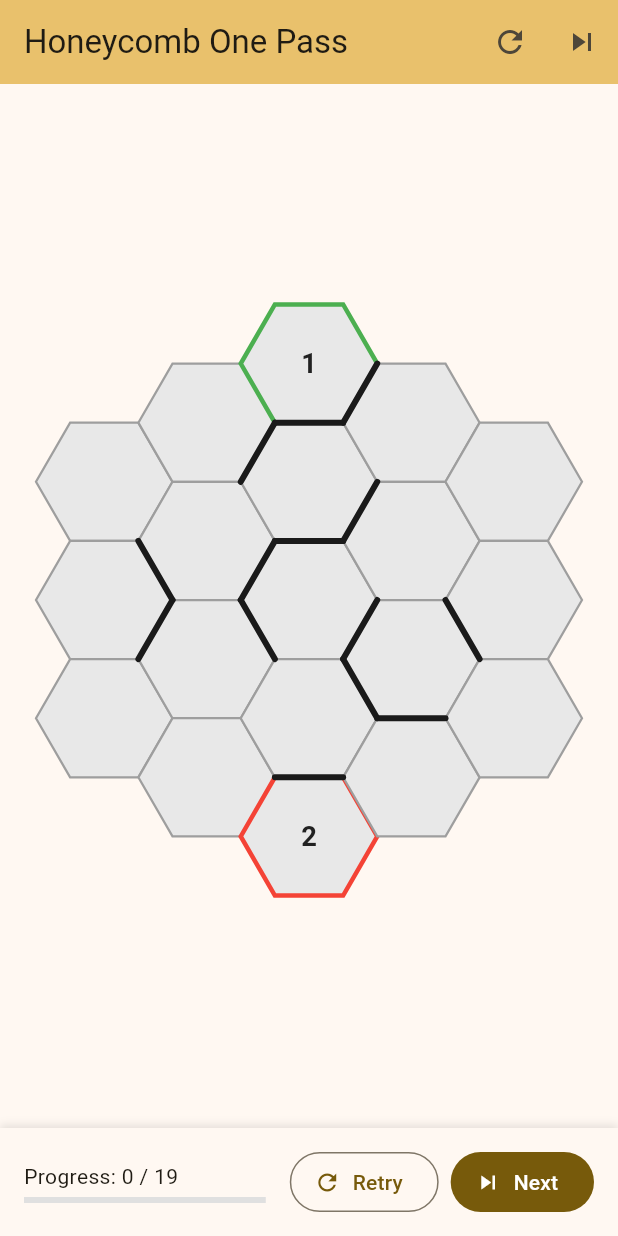
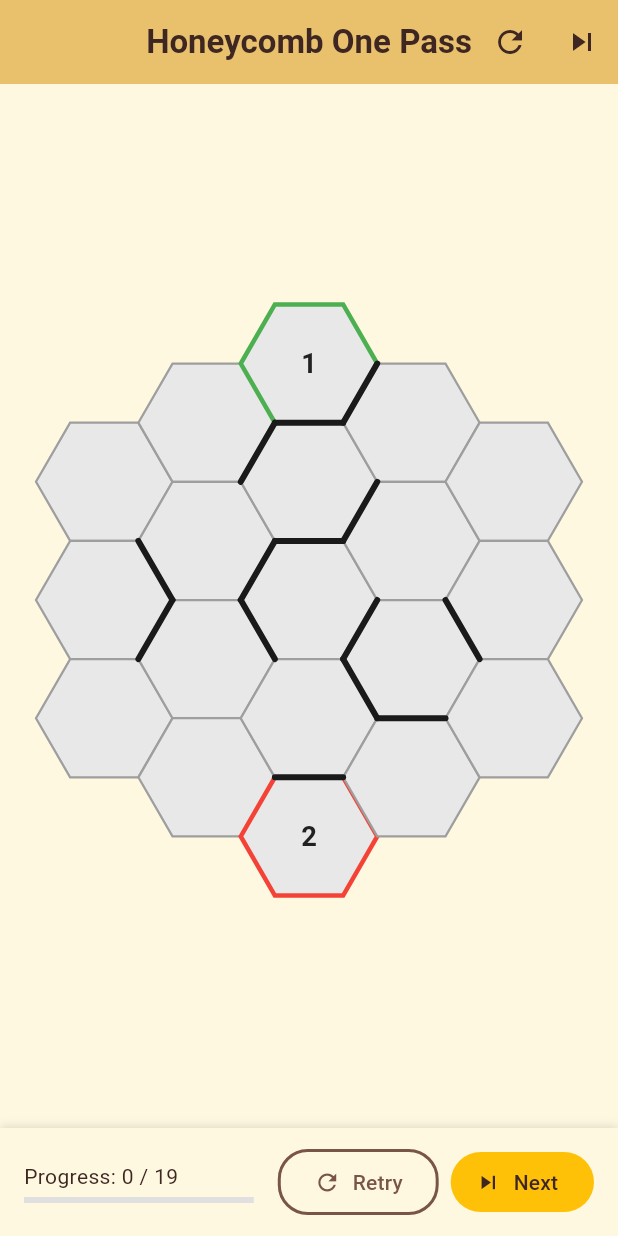
Before and after one commit to RyosukeMondo/hex_buzz, a Flutter app: the screen it shows after launch, on a phone screen of 412 x 824 dp. Run offline on Flutter 3.47's test engine with Material 3 defaults, Android fonts, the phone set to English and light mode, and no system bars; our stand-ins replace args, flutter_riverpod, shared_preferences, shelf; missing offline and left inert: shelf_router.

Commit message:
feat(theme): apply HoneyTheme to MaterialApp
Replace the default amber ColorScheme with HoneyTheme.lightTheme
to provide consistent honey/bee styling throughout the app.

🤖 Generated with [Claude Code](https://claude.com/claude-code)

Co-Authored-By: Claude <noreply@anthropic.com>

```diff
--- a/lib/main.dart
+++ b/lib/main.dart
@@ -12,6 +12,7 @@ import 'domain/services/level_repository.dart';
 import 'presentation/providers/game_provider.dart';
 import 'presentation/providers/progress_provider.dart';
 import 'presentation/screens/game/game_screen.dart';
+import 'presentation/theme/honey_theme.dart';
 
 /// Whether to enable the debug API server.
 ///
@@ -102,10 +103,7 @@ class HoneycombApp extends StatelessWidget {
   Widget build(BuildContext context) {
     return MaterialApp(
       title: 'Honeycomb One Pass',
-      theme: ThemeData(
-        colorScheme: ColorScheme.fromSeed(seedColor: Colors.amber),
-        useMaterial3: true,
-      ),
+      theme: HoneyTheme.lightTheme,
       home: const GameScreen(),
     );
   }
```
